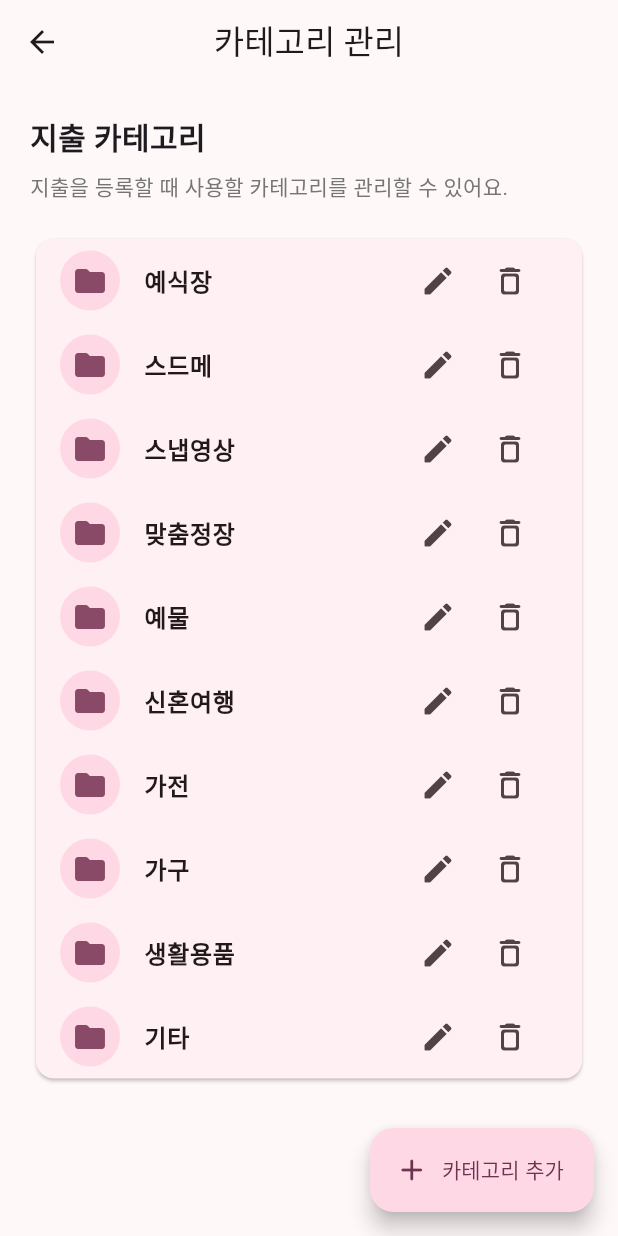
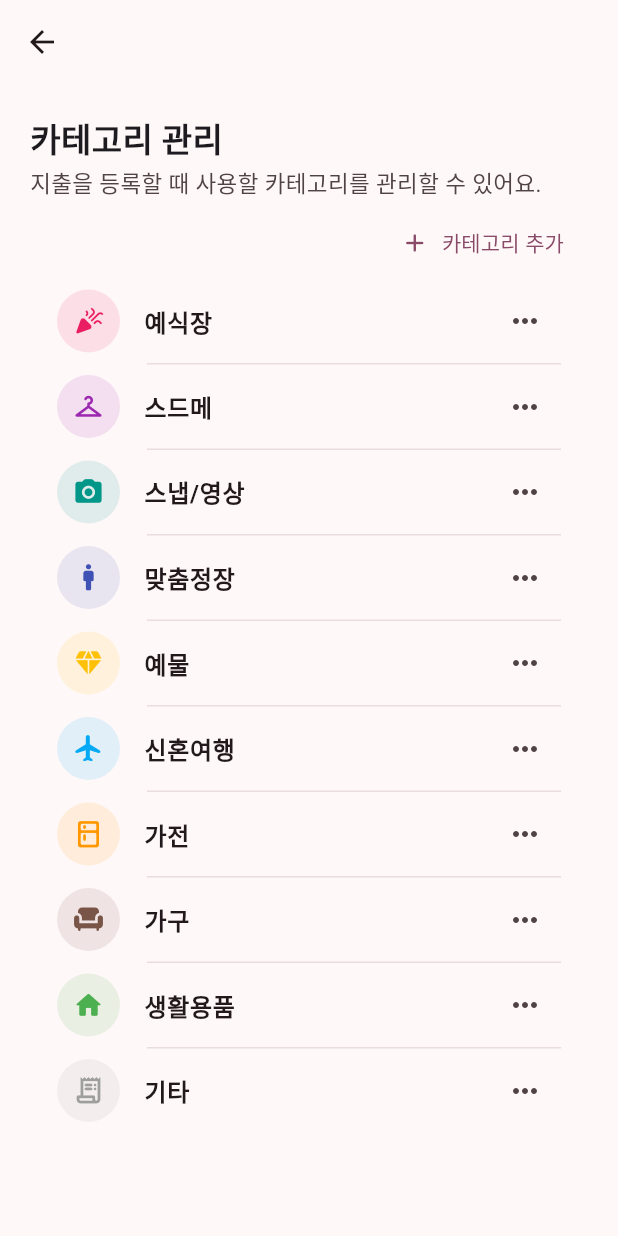
Before and after one commit to byeon-ji-young/wedding_money_manager_mobile, a Flutter app: the CategoryManagementScreen screen opened directly, on a phone screen of 412 x 824 dp. Run offline on Flutter 3.47's test engine with Material 3 defaults, Android fonts, the phone set to English and light mode, and no system bars; our stand-ins replace google_fonts, sqflite; accounts and stored records are empty; Roboto replaces fonts that are missing (Jua).

Commit message:
feat: 카테고리 관리 화면 UI 개선

```diff
--- a/lib/database/database_helper.dart
+++ b/lib/database/database_helper.dart
@@ -97,7 +97,7 @@ class DatabaseHelper {
     final defaultCategories = [
       '예식장',
       '스드메',
-      '스냅영상',
+      '스냅/영상',
       '맞춤정장',
       '예물',
       '신혼여행',
--- a/lib/screens/category_management_screen.dart
+++ b/lib/screens/category_management_screen.dart
@@ -36,6 +36,83 @@ class _CategoryManagementScreenState extends State<CategoryManagementScreen> {
       categories = result;
       isLoading = false;
     });
+  }
+
+  IconData getCategoryIcon(String categoryName) {
+    switch (categoryName) {
+      case '예식장':
+        // return Icons.location_city_rounded;
+        return Icons.celebration_rounded;
+
+      case '스드메':
+        return Icons.checkroom_rounded;
+
+      case '스냅/영상':
+        return Icons.photo_camera_rounded;
+
+      case '맞춤정장':
+        // return Icons.business_center_rounded;
+        return Icons.man_rounded;
+
+      case '예물':
+        return Icons.diamond_rounded;
+
+      case '신혼여행':
+        return Icons.flight_rounded;
+
+      case '가전':
+        // return Icons.tv_rounded;
+        return Icons.kitchen_rounded;
+
+      case '가구':
+        return Icons.chair_rounded;
+
+      case '생활용품':
+        return Icons.home_rounded;
+
+      case '기타':
+        return Icons.receipt_long_rounded;
+
+      default:
+        return Icons.receipt_long_rounded;
+    }
+  }
+
+  Color getCategoryColor(String categoryName) {
+    switch (categoryName) {
+      case '예식장':
+        return Colors.pink;
+
+      case '스드메':
+        return Colors.purple;
+
+      case '스냅/영상':
+        return Colors.teal;
+
+      case '맞춤정장':
+        return Colors.indigo;
+
+      case '예물':
+        return Colors.amber;
+
+      case '신혼여행':
+        return Colors.lightBlue;
+
+      case '가전':
+        return Colors.orange;
+
+      case '가구':
+        return Colors.brown;
+
+      case '생활용품':
+        return Colors.green;
+
+      case '기타':
+        return Colors.grey;
+
+      default:
+        return Colors.grey;
+    }
   }
 
   Future<void> showAddCategoryDialog() async {
@@ -238,64 +315,140 @@ class _CategoryManagementScreenState extends State<CategoryManagementScreen> {
 
   @override
   Widget build(BuildContext context) {
+    final colorScheme = Theme.of(context).colorScheme;
+
     return Scaffold(
-      appBar: AppBar(title: const Text('카테고리 관리'), centerTitle: true),
+      appBar: AppBar(
+        //title: const Text('카테고리 관리'),
+        scrolledUnderElevation: 0,
+        backgroundColor: Theme.of(context).scaffoldBackgroundColor,
+        surfaceTintColor: Colors.transparent,
+      ),
       body: isLoading
           ? const Center(child: CircularProgressIndicator())
-          : ListView(
+          : Padding(
               padding: const EdgeInsets.all(20),
+              child: Column(
+                crossAxisAlignment: CrossAxisAlignment.start,
                 children: [
                   const Text(
-                  '지출 카테고리',
-                  style: TextStyle(fontSize: 20, fontWeight: FontWeight.bold),
+                    '카테고리 관리',
+                    style: TextStyle(fontSize: 22, fontWeight: FontWeight.bold),
                   ),
 
-                const SizedBox(height: 8),
+                  const SizedBox(height: 2),
 
                   Text(
                     '지출을 등록할 때 사용할 카테고리를 관리할 수 있어요.',
-                  style: TextStyle(fontSize: 14, color: Colors.grey.shade600),
+                    style: TextStyle(
+                      fontSize: 15,
+                      color: colorScheme.onSurfaceVariant,
+                    ),
                   ),
 
-                const SizedBox(height: 20),
+                  const SizedBox(height: 4),
 
-                Card(
-                  child: Column(
+                  Align(
+                    alignment: Alignment.centerRight,
+                    child: TextButton.icon(
+                      onPressed: showAddCategoryDialog,
+                      icon: const Icon(Icons.add_rounded, size: 20),
+                      label: const Text('카테고리 추가'),
+                    ),
+                  ),
+
+                  // 카테고리 목록 영역만 스크롤
+                  Expanded(
+                    child: ListView(
                       children: [
-                      ...categories.map((category) {
-                        return ListTile(
-                          leading: CircleAvatar(
-                            backgroundColor: Theme.of(
-                              context,
-                            ).colorScheme.primaryContainer,
+                        ...categories.asMap().entries.map((entry) {
+                          final index = entry.key;
+                          final category = entry.value;
+                          final isLast = index == categories.length - 1;
+
+                          final categoryColor = getCategoryColor(category.name);
+
+                          return Column(
+                            children: [
+                              ListTile(
+                                contentPadding: const EdgeInsets.symmetric(
+                                  horizontal: 18,
+                                ),
+                                leading: Container(
+                                  width: 42,
+                                  height: 42,
+                                  decoration: BoxDecoration(
+                                    color: categoryColor.withValues(
+                                      alpha: 0.12,
+                                    ),
+                                    shape: BoxShape.circle,
+                                  ),
                                   child: Icon(
-                              Icons.folder_rounded,
-                              color: Theme.of(context).colorScheme.primary,
+                                    getCategoryIcon(category.name),
+                                    color: categoryColor,
+                                    size: 21,
                                   ),
                                 ),
                                 title: Text(
                                   category.name,
-                            style: const TextStyle(fontWeight: FontWeight.bold),
+                                  style: const TextStyle(
+                                    fontSize: 16,
+                                    fontWeight: FontWeight.w600,
                                   ),
-                          trailing: Row(
-                            mainAxisSize: MainAxisSize.min,
+                                ),
+                                trailing: PopupMenuButton<String>(
+                                  icon: const Icon(Icons.more_horiz_rounded),
+                                  onSelected: (value) {
+                                    if (value == 'edit') {
+                                      showEditCategoryDialog(category);
+                                    } else if (value == 'delete') {
+                                      deleteCategory(category);
+                                    }
+                                  },
+                                  itemBuilder: (context) => [
+                                    const PopupMenuItem(
+                                      value: 'edit',
+                                      child: Row(
                                         children: [
-                              IconButton(
-                                onPressed: () {
-                                  showEditCategoryDialog(category);
-                                },
-                                icon: const Icon(Icons.edit_rounded),
-                                tooltip: '카테고리 수정',
+                                          Icon(Icons.edit_rounded, size: 20),
+                                          SizedBox(width: 12),
+                                          Text('수정'),
+                                        ],
                                       ),
-                              IconButton(
-                                onPressed: () {
-                                  deleteCategory(category);
-                                },
-                                icon: const Icon(Icons.delete_outline_rounded),
-                                tooltip: '카테고리 삭제',
+                                    ),
+                                    PopupMenuItem(
+                                      value: 'delete',
+                                      child: Row(
+                                        children: [
+                                          Icon(
+                                            Icons.delete_outline_rounded,
+                                            size: 20,
+                                            color: colorScheme.error,
+                                          ),
+                                          const SizedBox(width: 12),
+                                          Text(
+                                            '삭제',
+                                            style: TextStyle(
+                                              color: colorScheme.error,
+                                            ),
                                           ),
                                         ],
                                       ),
+                                    ),
+                                  ],
+                                ),
+                              ),
+
+                              if (!isLast)
+                                Divider(
+                                  height: 1,
+                                  indent: 78,
+                                  endIndent: 18,
+                                  color: colorScheme.outlineVariant.withValues(
+                                    alpha: 0.5,
+                                  ),
+                                ),
+                            ],
                           );
                         }),
                       ],
@@ -303,11 +456,6 @@ class _CategoryManagementScreenState extends State<CategoryManagementScreen> {
                   ),
                 ],
               ),
-
-      floatingActionButton: FloatingActionButton.extended(
-        onPressed: showAddCategoryDialog,
-        icon: const Icon(Icons.add_rounded),
-        label: const Text('카테고리 추가'),
             ),
     );
   }
```
Lines whose indentation alone changed are shown as unchanged.
